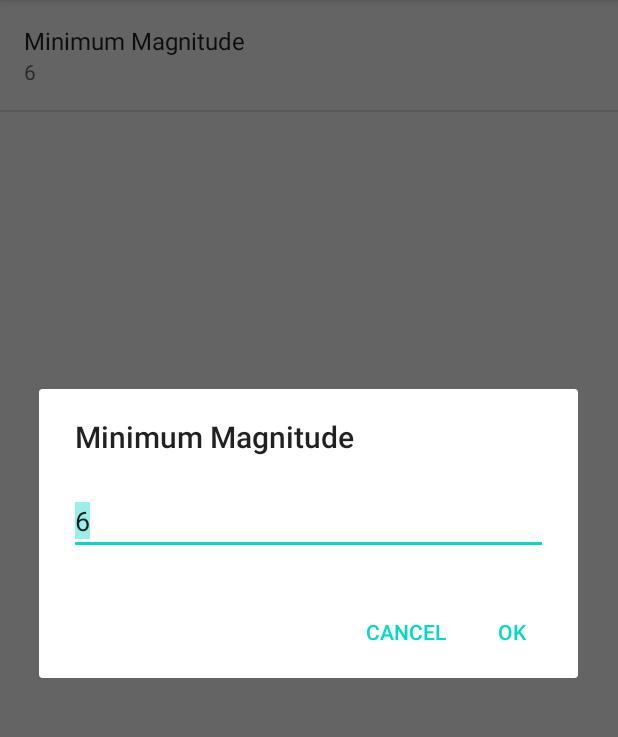
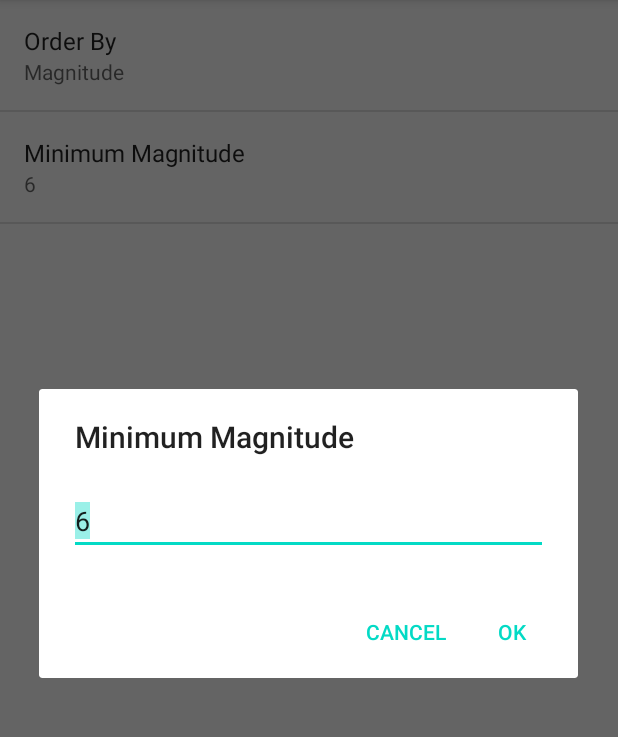
Before and after one commit to praneetwalvekar33/EarthQuakeapp, an Android app: the SettingsActivity screen opened directly, with no data from a screen before it, after a tap on "Minimum Magnitude", on a phone screen of 412 x 824 dp, the part 84-821 px from its top. Run offline under Robolectric (Android 15) with nearby library versions, the phone set to English and light mode, and no system bars.

Commit message:
added 2nd preference

```diff
--- a/app/src/main/java/com/example/earthquakeapplication/MainActivity.java
+++ b/app/src/main/java/com/example/earthquakeapplication/MainActivity.java
@@ -119,16 +119,24 @@ public class MainActivity extends AppCompatActivity implements LoaderCallbacks<L
 
         SharedPreferences sharedPreferences = PreferenceManager.getDefaultSharedPreferences(this);
 
+        //  Creates a String value of the value present in the magnitude preference
         String minMagnitude = sharedPreferences.getString(getString(
                 R.string.settings_min_magnitude_key), getString(R.string.settings_min_magnitude_default));
 
+        //  Creates String value of the value present in the orderby preference
+        String orderBy = sharedPreferences.getString
+                (getString(R.string.settings_order_by_key),getString(R.string.settings_order_by_default));
+
+        //  Parsing the String containing the URL to URI variable
         Uri baseUri = Uri.parse(USGS_REQUEST_URL);
 
+        //  Creating a custom URL according to user selected choices
         Uri.Builder uriBuilder = baseUri.buildUpon();
         uriBuilder.appendQueryParameter("format", "geojson");
         uriBuilder.appendQueryParameter("limit","10");
         uriBuilder.appendQueryParameter("minmag",minMagnitude);
-        uriBuilder.appendQueryParameter("orderby","time");
+        uriBuilder.appendQueryParameter("orderby", orderBy);
+
         //  Create a new loader for the given URL
         return new EarthQuakeLoader(this, uriBuilder.toString());
     }
--- a/app/src/main/java/com/example/earthquakeapplication/SettingsActivity.java
+++ b/app/src/main/java/com/example/earthquakeapplication/SettingsActivity.java
@@ -1,6 +1,7 @@
 package com.example.earthquakeapplication;
 
 import android.content.SharedPreferences;
+import android.preference.ListPreference;
 import android.preference.Preference;
 import android.preference.PreferenceFragment;
 import android.preference.PreferenceManager;
@@ -27,15 +28,38 @@ public class SettingsActivity extends AppCompatActivity {
 
             Preference minMagnitude = findPreference(getString(R.string.settings_min_magnitude_key));
             bindPreferenceSummaryToValue(minMagnitude);
+
+            Preference orderBy =    findPreference(getString(R.string.settings_order_by_key));
+            bindPreferenceSummaryToValue(orderBy);
         }
 
+        /**
+         * This method is called whenever the user changes the app preferences
+         * @param preference    Preference object
+         * @param value         Value passed to the Preference Object
+         * @return              Boolean value to notify method was called
+         */
         @Override
         public boolean onPreferenceChange(Preference preference, Object value){
             String stringValue = value.toString();
-            preference.setSummary(stringValue);
+            if(preference instanceof ListPreference){
+                ListPreference listPreference = (ListPreference) preference;
+                int preIndex = listPreference.findIndexOfValue(stringValue);
+                if(preIndex >= 0){
+                    CharSequence[] labels = listPreference.getEntries();
+                    preference.setSummary(labels[preIndex]);
+                }
+            }
+            else {
+                preference.setSummary(stringValue);
+            }
             return true;
         }
 
+        /**
+         * Helper method to set the summary of the Preference Object
+         * @param preference    Prefernce  Ojbject
+         */
         private void bindPreferenceSummaryToValue(Preference preference){
             preference.setOnPreferenceChangeListener(this);
             SharedPreferences sharedPreferences= PreferenceManager.getDefaultSharedPreferences(preference.getContext());
--- /dev/null
+++ b/app/src/main/res/values/arrays.xml
@@ -0,0 +1,12 @@
+<?xml version="1.0" encoding="utf-8"?>
+<resources>
+    <string-array name="settings_order_by_label">
+        <item>@string/settings_order_by_magnitude_label</item>
+        <item>@string/settings_order_by_most_recent_label</item>
+    </string-array>
+
+    <string-array name="settings_order_by_value">
+        <item>@string/settings_order_by_magnitude_value</item>
+        <item>@string/settings_order_by_most_recent_value</item>
+    </string-array>
+</resources>
--- a/app/src/main/res/values/strings.xml
+++ b/app/src/main/res/values/strings.xml
@@ -13,4 +13,18 @@
     <string name="settings_min_magnitude_label">Minimum Magnitude</string>
     <string name="settings_min_magnitude_key" translatable="false">min_magnitude</string>
     <string name="settings_min_magnitude_default" translatable="false">6</string>
+
+    <!-- Strings For Order-By Preference [CHAR LIMIT=30] -->
+    <string name="settings_order_by_label">Order By</string>
+    <string name="settings_order_by_key" translatable="false">order_by</string>
+    <string name="settings_order_by_default" translatable="false">@string/settings_order_by_magnitude_value</string>
+
+    <!-- Label for order-by magnitude option [CHAR LIMIT=20] -->
+    <string name="settings_order_by_magnitude_label">Magnitude</string>
+    <string name="settings_order_by_magnitude_value" translatable="false">magnitude</string>
+
+    <!-- Label for order-by most recent option [CHAR LIMIT=20] -->
+    <string name="settings_order_by_most_recent_label">Most Recent</string>
+    <string name="settings_order_by_most_recent_value" translatable="false">time</string>
+
 </resources>
--- a/app/src/main/res/xml/settings_main.xml
+++ b/app/src/main/res/xml/settings_main.xml
@@ -1,6 +1,13 @@
 <?xml version="1.0" encoding="utf-8"?>
 <PreferenceScreen xmlns:android="http://schemas.android.com/apk/res/android"
     android:title="@string/settings_title">
+
+    <ListPreference
+        android:defaultValue="@string/settings_order_by_default"
+        android:entries="@array/settings_order_by_label"
+        android:entryValues="@array/settings_order_by_value"
+        android:key="@string/settings_order_by_key"
+        android:title="@string/settings_order_by_label"/>
 
     <EditTextPreference
         android:defaultValue="@string/settings_min_magnitude_default"
```
